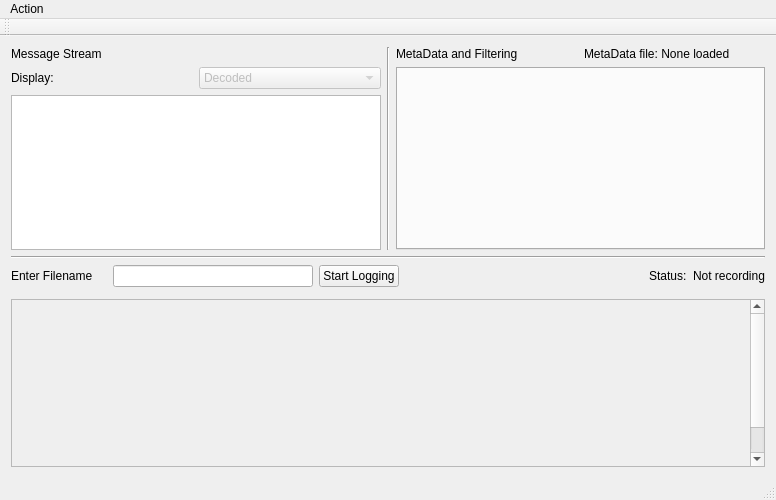
Qt form canaconda_mainwindow.ui (xela144/CANaconda) before a commit.
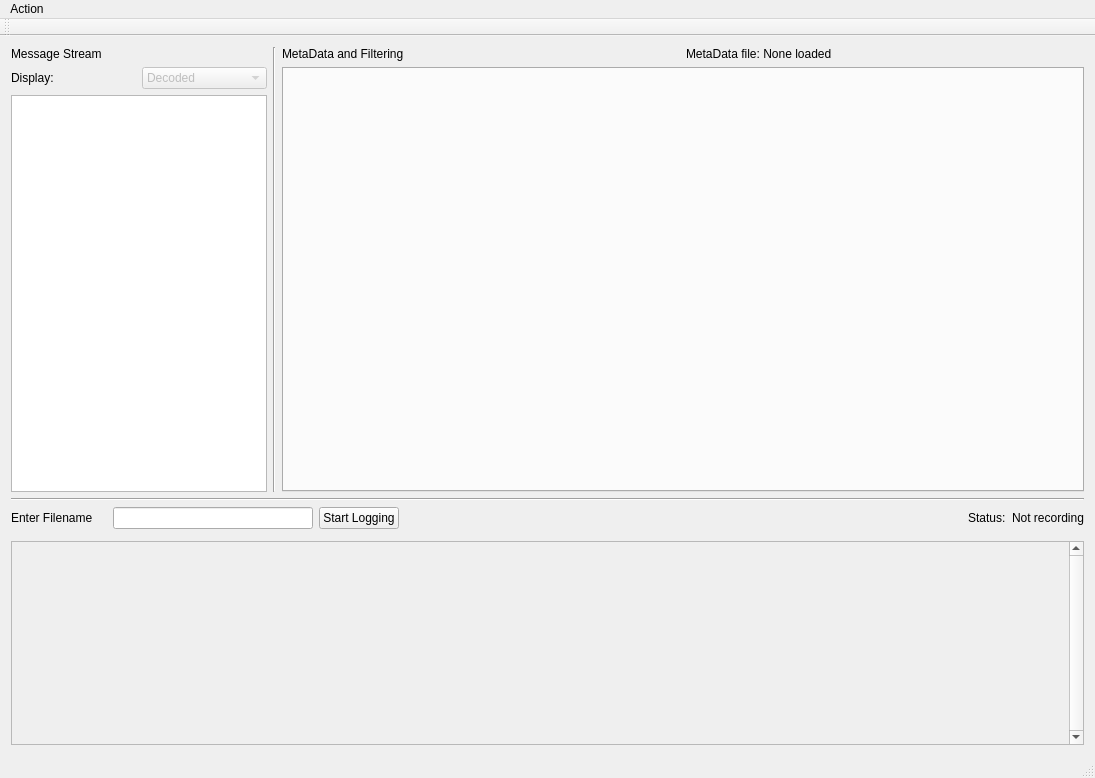
The same form after that commit.

Diff of the .ui file:
```diff
--- a/canaconda_mainwindow.ui
+++ b/canaconda_mainwindow.ui
@@ -6,8 +6,8 @@
    <rect>
     <x>0</x>
     <y>0</y>
-    <width>776</width>
-    <height>500</height>
+    <width>1095</width>
+    <height>778</height>
    </rect>
   </property>
   <property name="windowTitle">
@@ -18,7 +18,7 @@
     <item row="4" column="0">
      <widget class="QScrollArea" name="scrollArea">
       <property name="sizePolicy">
-       <sizepolicy hsizetype="Expanding" vsizetype="MinimumExpanding">
+       <sizepolicy hsizetype="Expanding" vsizetype="Preferred">
         <horstretch>0</horstretch>
         <verstretch>0</verstretch>
        </sizepolicy>
@@ -26,7 +26,7 @@
       <property name="minimumSize">
        <size>
         <width>0</width>
-        <height>150</height>
+        <height>195</height>
        </size>
       </property>
       <property name="verticalScrollBarPolicy">
@@ -40,7 +40,7 @@
         <rect>
          <x>0</x>
          <y>0</y>
-         <width>740</width>
+         <width>1062</width>
          <height>198</height>
         </rect>
        </property>
@@ -116,7 +116,19 @@
          </layout>
         </item>
         <item>
-         <widget class="QTextBrowser" name="messagesTextBrowser"/>
+         <widget class="QTextBrowser" name="messagesTextBrowser">
+          <property name="sizePolicy">
+           <sizepolicy hsizetype="Maximum" vsizetype="Expanding">
+            <horstretch>0</horstretch>
+            <verstretch>0</verstretch>
+           </sizepolicy>
+          </property>
+          <property name="font">
+           <font>
+            <pointsize>10</pointsize>
+           </font>
+          </property>
+         </widget>
         </item>
        </layout>
       </item>
@@ -265,7 +277,7 @@
     <rect>
      <x>0</x>
      <y>0</y>
-     <width>776</width>
+     <width>1095</width>
      <height>25</height>
     </rect>
    </property>
```
